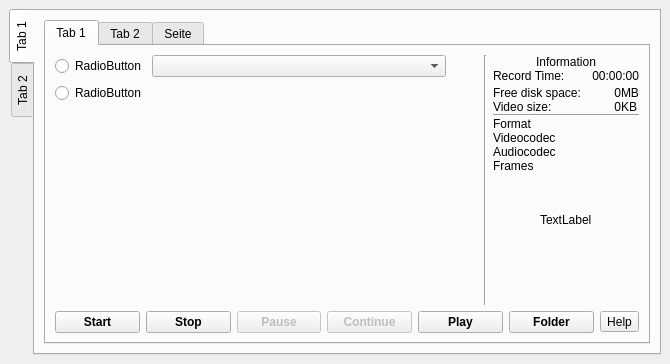
jbinkleyj/wayland, file src/portaltest.ui: the form before one commit.
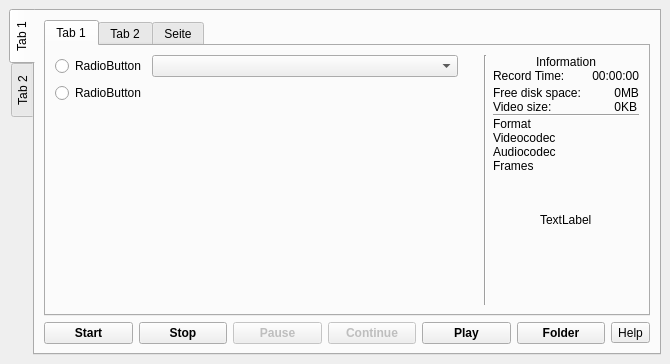
The form after the commit.

The edit to the form file:
```diff
--- a/src/portaltest.ui
+++ b/src/portaltest.ui
@@ -256,122 +256,6 @@
               </property>
              </spacer>
             </item>
-            <item row="4" column="0" colspan="6">
-             <layout class="QHBoxLayout" name="horizontalLayout_2">
-              <item>
-               <widget class="QPushButton" name="pushButtonStart">
-                <property name="font">
-                 <font>
-                  <weight>75</weight>
-                  <bold>true</bold>
-                 </font>
-                </property>
-                <property name="toolTip">
-                 <string>CTRL+SHIFT+F10</string>
-                </property>
-                <property name="text">
-                 <string>Start</string>
-                </property>
-               </widget>
-              </item>
-              <item>
-               <widget class="QPushButton" name="pushButtonStop">
-                <property name="enabled">
-                 <bool>true</bool>
-                </property>
-                <property name="font">
-                 <font>
-                  <weight>75</weight>
-                  <bold>true</bold>
-                 </font>
-                </property>
-                <property name="toolTip">
-                 <string>CTRL+SHIFT+F11</string>
-                </property>
-                <property name="text">
-                 <string>Stop</string>
-                </property>
-               </widget>
-              </item>
-              <item>
-               <widget class="QPushButton" name="pushButtonPause">
-                <property name="enabled">
-                 <bool>false</bool>
-                </property>
-                <property name="font">
-                 <font>
-                  <weight>75</weight>
-                  <bold>true</bold>
-                 </font>
-                </property>
-                <property name="toolTip">
-                 <string>CTRL+SHIFT+F12</string>
-                </property>
-                <property name="text">
-                 <string>Pause</string>
-                </property>
-               </widget>
-              </item>
-              <item>
-               <widget class="QPushButton" name="pushButtonContinue">
-                <property name="enabled">
-                 <bool>false</bool>
-                </property>
-                <property name="font">
-                 <font>
-                  <weight>75</weight>
-                  <bold>true</bold>
-                 </font>
-                </property>
-                <property name="toolTip">
-                 <string>CTRL+SHIFT+F12</string>
-                </property>
-                <property name="text">
-                 <string>Continue</string>
-                </property>
-               </widget>
-              </item>
-              <item>
-               <widget class="QPushButton" name="pushButtonPlay">
-                <property name="font">
-                 <font>
-                  <weight>75</weight>
-                  <bold>true</bold>
-                 </font>
-                </property>
-                <property name="toolTip">
-                 <string>Play last record</string>
-                </property>
-                <property name="text">
-                 <string>Play</string>
-                </property>
-               </widget>
-              </item>
-              <item>
-               <widget class="QPushButton" name="pushButtonScreencastOpenfolder">
-                <property name="font">
-                 <font>
-                  <weight>75</weight>
-                  <bold>true</bold>
-                 </font>
-                </property>
-                <property name="toolTip">
-                 <string>Open folder</string>
-                </property>
-                <property name="text">
-                 <string>Folder</string>
-                </property>
-               </widget>
-              </item>
-              <item>
-               <widget class="QToolButton" name="help_screencast_execute">
-                <property name="text">
-                 <string notr="true">Help</string>
-                </property>
-               </widget>
-              </item>
-             </layout>
-            </item>
             <item row="0" column="1">
              <widget class="QComboBox" name="comboBox"/>
             </item>
@@ -416,6 +300,122 @@
           </widget>
          </widget>
         </item>
+        <item>
+         <layout class="QHBoxLayout" name="horizontalLayout_2">
+          <item>
+           <widget class="QPushButton" name="pushButtonStart">
+            <property name="font">
+             <font>
+              <weight>75</weight>
+              <bold>true</bold>
+             </font>
+            </property>
+            <property name="toolTip">
+             <string>CTRL+SHIFT+F10</string>
+            </property>
+            <property name="text">
+             <string>Start</string>
+            </property>
+           </widget>
+          </item>
+          <item>
+           <widget class="QPushButton" name="pushButtonStop">
+            <property name="enabled">
+             <bool>true</bool>
+            </property>
+            <property name="font">
+             <font>
+              <weight>75</weight>
+              <bold>true</bold>
+             </font>
+            </property>
+            <property name="toolTip">
+             <string>CTRL+SHIFT+F11</string>
+            </property>
+            <property name="text">
+             <string>Stop</string>
+            </property>
+           </widget>
+          </item>
+          <item>
+           <widget class="QPushButton" name="pushButtonPause">
+            <property name="enabled">
+             <bool>false</bool>
+            </property>
+            <property name="font">
+             <font>
+              <weight>75</weight>
+              <bold>true</bold>
+             </font>
+            </property>
+            <property name="toolTip">
+             <string>CTRL+SHIFT+F12</string>
+            </property>
+            <property name="text">
+             <string>Pause</string>
+            </property>
+           </widget>
+          </item>
+          <item>
+           <widget class="QPushButton" name="pushButtonContinue">
+            <property name="enabled">
+             <bool>false</bool>
+            </property>
+            <property name="font">
+             <font>
+              <weight>75</weight>
+              <bold>true</bold>
+             </font>
+            </property>
+            <property name="toolTip">
+             <string>CTRL+SHIFT+F12</string>
+            </property>
+            <property name="text">
+             <string>Continue</string>
+            </property>
+           </widget>
+          </item>
+          <item>
+           <widget class="QPushButton" name="pushButtonPlay">
+            <property name="font">
+             <font>
+              <weight>75</weight>
+              <bold>true</bold>
+             </font>
+            </property>
+            <property name="toolTip">
+             <string>Play last record</string>
+            </property>
+            <property name="text">
+             <string>Play</string>
+            </property>
+           </widget>
+          </item>
+          <item>
+           <widget class="QPushButton" name="pushButtonScreencastOpenfolder">
+            <property name="font">
+             <font>
+              <weight>75</weight>
+              <bold>true</bold>
+             </font>
+            </property>
+            <property name="toolTip">
+             <string>Open folder</string>
+            </property>
+            <property name="text">
+             <string>Folder</string>
+            </property>
+           </widget>
+          </item>
+          <item>
+           <widget class="QToolButton" name="help_screencast_execute">
+            <property name="text">
+             <string notr="true">Help</string>
+            </property>
+           </widget>
+          </item>
+         </layout>
+        </item>
        </layout>
       </widget>
       <widget class="QWidget" name="tab_4">
```
